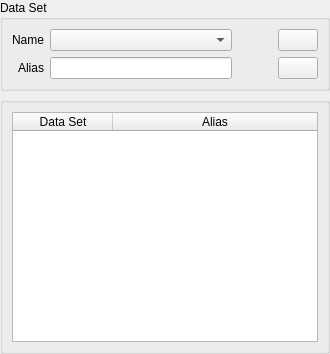
First picture: the form in src/terralib/qt/widgets/query/ui/DataSetWidgetForm.ui, repository claudiobogossian/terralib5, before the edit.
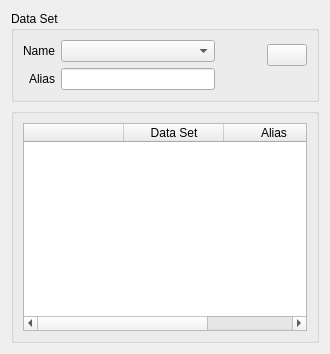
Second picture: the form after the edit.

Commit message: refs #647 - Query Layer (botão remover '-' na tabela).

What changed in the file:
```diff
--- a/src/terralib/qt/widgets/query/ui/DataSetWidgetForm.ui
+++ b/src/terralib/qt/widgets/query/ui/DataSetWidgetForm.ui
@@ -13,24 +13,21 @@
   <property name="windowTitle">
    <string>Data Set</string>
   </property>
-  <layout class="QGridLayout" name="gridLayout">
-   <property name="margin">
-    <number>0</number>
-   </property>
-   <item row="0" column="0">
-    <layout class="QGridLayout" name="gridLayout_10">
-     <item row="0" column="0">
-      <widget class="QGroupBox" name="m_dataSetGroupBox">
-       <property name="title">
-        <string>Data Set</string>
-       </property>
        <layout class="QGridLayout" name="gridLayout_8">
         <item row="0" column="0">
          <layout class="QGridLayout" name="gridLayout_7">
           <item row="0" column="0">
+      <widget class="QGroupBox" name="m_dataSetGroupBox">
+       <property name="title">
+        <string>Data Set</string>
+       </property>
            <layout class="QGridLayout" name="gridLayout_6">
             <item row="0" column="0">
-             <layout class="QGridLayout" name="gridLayout_4">
+         <layout class="QGridLayout" name="gridLayout_5">
+          <item row="0" column="0">
+           <layout class="QGridLayout" name="gridLayout_3">
+            <item row="0" column="0">
+             <layout class="QGridLayout" name="gridLayout">
               <item row="0" column="0">
                <widget class="QLabel" name="label_5">
                 <property name="text">
@@ -54,7 +51,7 @@
              </layout>
             </item>
             <item row="0" column="1">
-             <layout class="QGridLayout" name="gridLayout_5">
+             <layout class="QGridLayout" name="gridLayout_2">
               <item row="0" column="0">
                <widget class="QComboBox" name="m_dataSetComboBox"/>
               </item>
@@ -66,6 +63,8 @@
            </layout>
           </item>
           <item row="0" column="1">
+           <layout class="QGridLayout" name="gridLayout_4">
+            <item row="0" column="0">
            <spacer name="horizontalSpacer">
             <property name="orientation">
              <enum>Qt::Horizontal</enum>
@@ -81,21 +80,25 @@
             </property>
            </spacer>
           </item>
-          <item row="0" column="2">
-           <layout class="QGridLayout" name="gridLayout_30">
-            <item row="0" column="0">
+            <item row="0" column="1">
              <widget class="QPushButton" name="m_addDataSetPushButton">
               <property name="text">
                <string/>
               </property>
              </widget>
             </item>
-            <item row="1" column="0">
-             <widget class="QPushButton" name="m_removeDataSetPushButton">
-              <property name="text">
-               <string/>
+            <item row="1" column="0" colspan="2">
+             <spacer name="horizontalSpacer_2">
+              <property name="orientation">
+               <enum>Qt::Horizontal</enum>
               </property>
-             </widget>
+              <property name="sizeHint" stdset="0">
+               <size>
+                <width>78</width>
+                <height>20</height>
+               </size>
+              </property>
+             </spacer>
             </item>
            </layout>
           </item>
@@ -115,12 +118,20 @@
           <property name="selectionBehavior">
            <enum>QAbstractItemView::SelectRows</enum>
           </property>
+          <property name="columnCount">
+           <number>3</number>
+          </property>
           <attribute name="horizontalHeaderMinimumSectionSize">
            <number>29</number>
           </attribute>
           <attribute name="horizontalHeaderStretchLastSection">
            <bool>true</bool>
           </attribute>
+          <column>
+           <property name="text">
+            <string/>
+           </property>
+          </column>
           <column>
            <property name="text">
             <string>Data Set</string>
```
Left out of the diff: 1 changed line with no effect on the pictures. Lines whose indentation alone changed are shown as unchanged. The commit also changes 1 other file.
